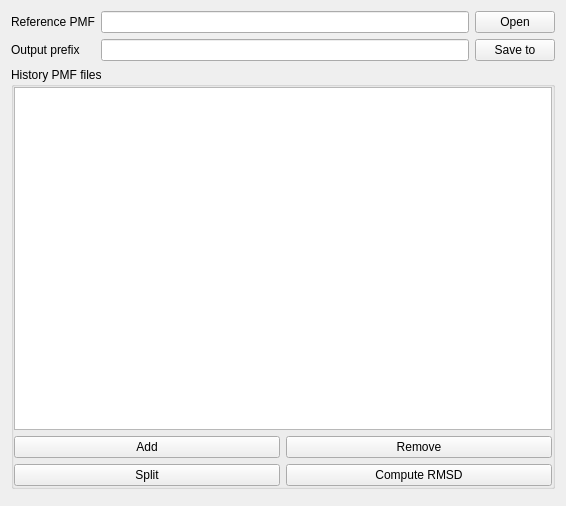
This is historypmftab/historypmftab.ui in HanatoK/PMFToolBox as Qt 5 draws it before an edit. The edited form follows.
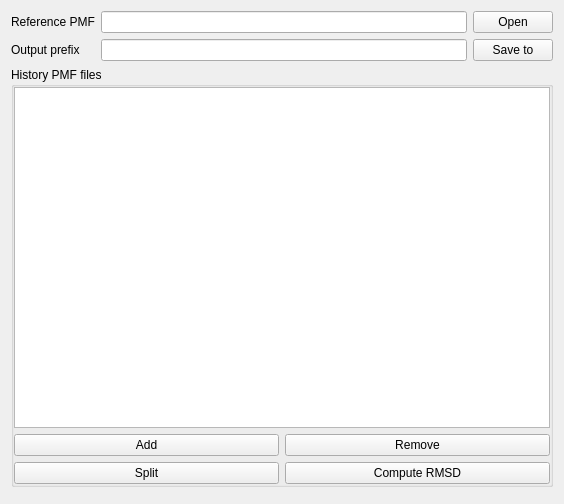
This is the edited form. Custom widgets are drawn as their Qt base class.

Commit message: WIP: History PMF tab

```diff
--- a/historypmftab/historypmftab.ui
+++ b/historypmftab/historypmftab.ui
@@ -6,8 +6,8 @@
    <rect>
     <x>0</x>
     <y>0</y>
-    <width>566</width>
-    <height>506</height>
+    <width>564</width>
+    <height>504</height>
    </rect>
   </property>
   <property name="windowTitle">
```
Left out of the diff: 6 changed lines with no effect on the pictures. The commit also changes 7 other files.
